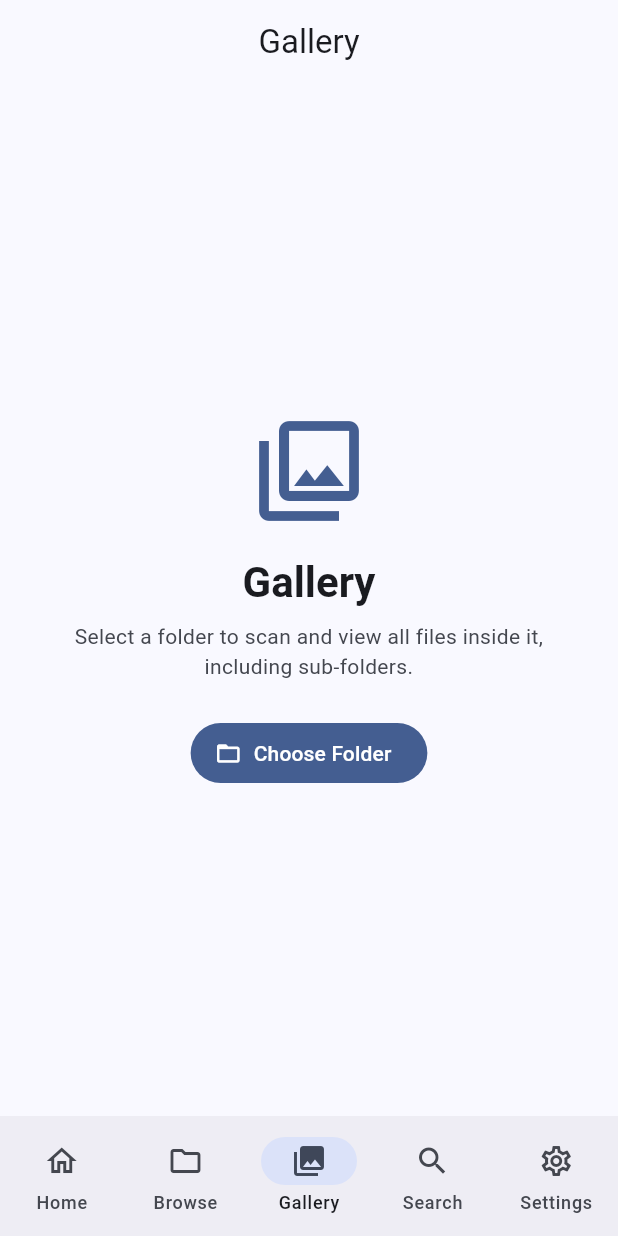
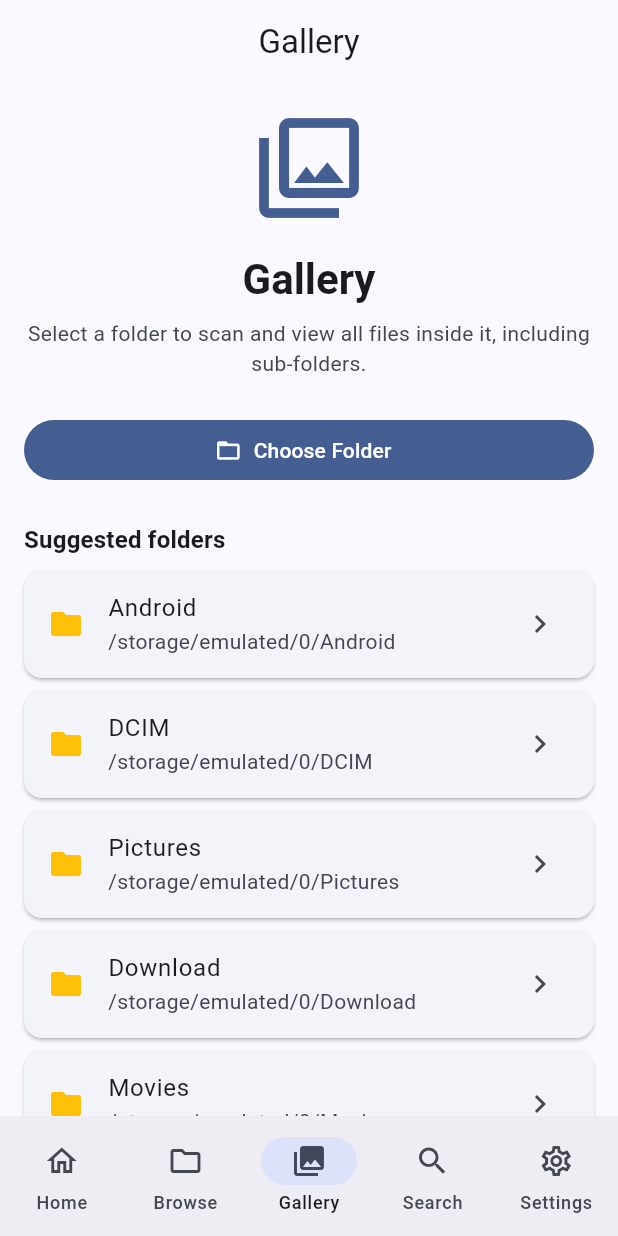
Before and after one commit to everythingfreee/MediaRescue, a Flutter app: the GalleryScreen screen opened by its route, on a phone screen of 412 x 824 dp. Run offline on Flutter 3.47's test engine with Material 3 defaults, Android fonts, the light colour scheme and no system bars; our stand-ins replace flutter_riverpod, go_router, photo_view, video_player; missing offline and left inert: flutter_pdfview.

Commit message:
Added Folder Suggestions

```diff
--- a/lib/screens/gallery/gallery_screen.dart
+++ b/lib/screens/gallery/gallery_screen.dart
@@ -75,11 +75,20 @@ class _GalleryScreenState extends ConsumerState<GalleryScreen> {
   }
 
   Widget _buildFolderSelection(ThemeData theme) {
-    return Center(
-      child: Padding(
-        padding: const EdgeInsets.all(32),
-        child: Column(
-          mainAxisSize: MainAxisSize.min,
+    // Common media folders users often want to scan.
+    const suggestions = [
+      ('Android', '/storage/emulated/0/Android'),
+      ('DCIM', '/storage/emulated/0/DCIM'),
+      ('Pictures', '/storage/emulated/0/Pictures'),
+      ('Download', '/storage/emulated/0/Download'),
+      ('Movies', '/storage/emulated/0/Movies'),
+      ('Music', '/storage/emulated/0/Music'),
+      ('Documents', '/storage/emulated/0/Documents'),
+      ('WhatsApp', '/storage/emulated/0/WhatsApp'),
+    ];
+
+    return ListView(
+      padding: const EdgeInsets.all(16),
       children: [
         Icon(
           Icons.photo_library_outlined,
@@ -89,6 +98,7 @@ class _GalleryScreenState extends ConsumerState<GalleryScreen> {
         const SizedBox(height: 16),
         Text(
           'Gallery',
+          textAlign: TextAlign.center,
           style: theme.textTheme.headlineMedium
               ?.copyWith(fontWeight: FontWeight.bold),
         ),
@@ -107,9 +117,29 @@ class _GalleryScreenState extends ConsumerState<GalleryScreen> {
           icon: const Icon(Icons.folder_open),
           label: const Text('Choose Folder'),
         ),
+        const SizedBox(height: 24),
+        Text(
+          'Suggested folders',
+          style: theme.textTheme.titleMedium
+              ?.copyWith(fontWeight: FontWeight.bold),
+        ),
+        const SizedBox(height: 8),
+        ...suggestions.map((s) {
+          final (name, path) = s;
+          return Card(
+            margin: const EdgeInsets.only(bottom: 8),
+            child: ListTile(
+              leading: const Icon(Icons.folder, color: Colors.amber),
+              title: Text(name),
+              subtitle: Text(path, maxLines: 1, overflow: TextOverflow.ellipsis),
+              trailing: const Icon(Icons.chevron_right),
+              onTap: () {
+                ref.read(galleryProvider.notifier).selectFolder(path, name);
+              },
+            ),
+          );
+        }),
       ],
-        ),
-      ),
     );
   }
 
@@ -415,13 +445,13 @@ class _GalleryGridTile extends ConsumerWidget {
 
   void _openFile(BuildContext context, WidgetRef ref, FileItem item) {
     if (item.isImage) {
-      context.go('/gallery/image', extra: {'item': item, 'allFiles': allFiles});
+      context.push('/preview/image', extra: item);
     } else if (item.isVideo) {
-      context.go('/gallery/video', extra: {'item': item, 'allFiles': allFiles});
+      context.push('/preview/video', extra: {'item': item, 'allFiles': allFiles});
     } else if (item.isAudio) {
-      context.go('/gallery/audio', extra: {'item': item, 'allFiles': allFiles});
+      context.push('/preview/audio', extra: {'item': item, 'allFiles': allFiles});
     } else if (item.isPdf) {
-      context.go('/gallery/pdf', extra: item);
+      context.push('/preview/pdf', extra: item);
     } else {
       ScaffoldMessenger.of(context).showSnackBar(
         const SnackBar(content: Text('Cannot preview this file type.')),
@@ -667,13 +697,13 @@ class _GalleryListTile extends ConsumerWidget {
 
   void _openFile(BuildContext context, WidgetRef ref, FileItem item) {
     if (item.isImage) {
-      context.go('/gallery/image', extra: {'item': item, 'allFiles': allFiles});
+      context.push('/preview/image', extra: item);
     } else if (item.isVideo) {
-      context.go('/gallery/video', extra: {'item': item, 'allFiles': allFiles});
+      context.push('/preview/video', extra: {'item': item, 'allFiles': allFiles});
     } else if (item.isAudio) {
-      context.go('/gallery/audio', extra: {'item': item, 'allFiles': allFiles});
+      context.push('/preview/audio', extra: {'item': item, 'allFiles': allFiles});
     } else if (item.isPdf) {
-      context.go('/gallery/pdf', extra: item);
+      context.push('/preview/pdf', extra: item);
     } else {
       ScaffoldMessenger.of(context).showSnackBar(
         const SnackBar(content: Text('Cannot preview this file type.')),
```
Lines whose indentation alone changed are shown as unchanged.
